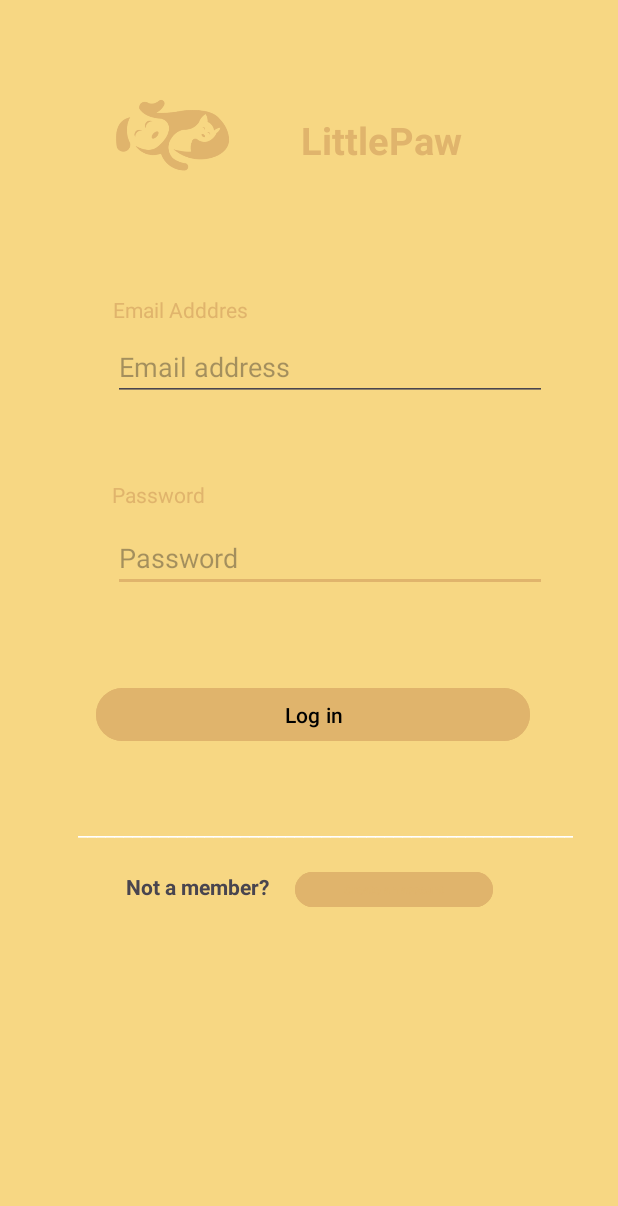
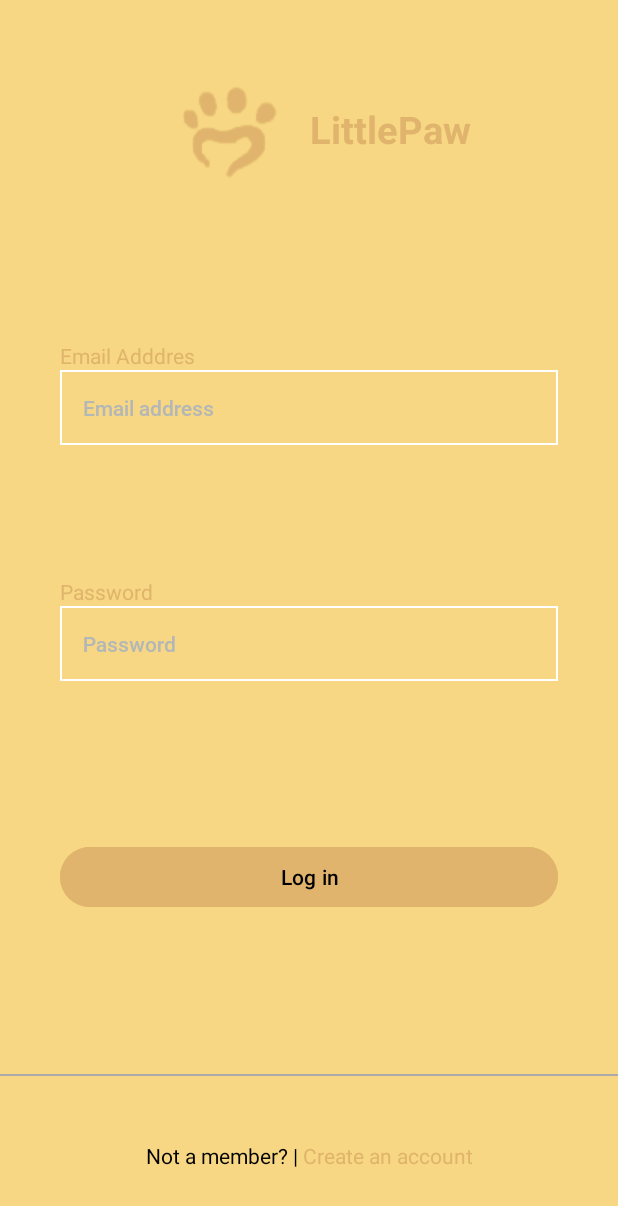
Before and after one commit to Little-Paw/Little-Paw, an Android app: the LoginActivity screen opened directly, with no data from a screen before it, on a phone screen of 412 x 824 dp. Shown: the top 1206 px of the screen. Run offline under Robolectric (Android 15) with nearby library versions, the phone set to English and light mode, and no system bars.

Commit message:
Fixed LoginActivity design

```diff
--- a/app/src/main/java/com/upb/littlepaw/LoginActivity.kt
+++ b/app/src/main/java/com/upb/littlepaw/LoginActivity.kt
@@ -14,7 +14,7 @@ class LoginActivity : AppCompatActivity() {
         binding = ActivityLoginBinding.inflate(layoutInflater)
         setContentView(binding.root)
 
-        binding.button.setOnClickListener {
+        binding.buttonLoginScreen.setOnClickListener {
             val intent = Intent(this, HomeActivity::class.java)
             startActivity(intent)
         }
--- a/app/src/main/res/layout/activity_login.xml
+++ b/app/src/main/res/layout/activity_login.xml
@@ -8,132 +8,137 @@
     tools:context=".LoginActivity">
 
     <ImageView
-        android:id="@+id/imageView3"
+        android:id="@+id/appIconLoginScreen"
         android:layout_width="108dp"
         android:layout_height="108dp"
-        android:layout_marginStart="64dp"
-        app:layout_constraintBottom_toBottomOf="parent"
+        android:layout_marginTop="32dp"
+        app:layout_constraintEnd_toStartOf="@+id/littlePawTitleLoginScreen"
+        app:layout_constraintHorizontal_chainStyle="packed"
         app:layout_constraintStart_toStartOf="parent"
         app:layout_constraintTop_toTopOf="parent"
         app:layout_constraintVertical_bias="0.047"
-        app:srcCompat="@drawable/logo"
+        app:srcCompat="@drawable/paw"
         app:tint="@color/secondary" />
 
     <TextView
-        android:id="@+id/textView"
+        android:id="@+id/littlePawTitleLoginScreen"
         android:layout_width="wrap_content"
         android:layout_height="wrap_content"
-        android:layout_marginTop="76dp"
+        android:layout_marginTop="32dp"
         android:text="LittlePaw"
         android:textColor="@color/secondary"
         android:textSize="25sp"
         android:textStyle="bold"
+        app:layout_constraintBottom_toBottomOf="@+id/appIconLoginScreen"
         app:layout_constraintEnd_toEndOf="parent"
-        app:layout_constraintHorizontal_bias="0.216"
-        app:layout_constraintStart_toEndOf="@+id/imageView3"
+        app:layout_constraintStart_toEndOf="@+id/appIconLoginScreen"
         app:layout_constraintTop_toTopOf="parent" />
 
     <EditText
-        android:id="@+id/editTextTextEmailAddress2"
-        android:layout_width="289dp"
-        android:layout_height="43dp"
-        android:layout_marginTop="84dp"
+        android:id="@+id/editTextPasswordRegister"
+        android:layout_width="0dp"
+        android:layout_height="wrap_content"
+        android:layout_marginHorizontal="40dp"
+
+        android:background="@drawable/border"
         android:ems="10"
+        android:fontFamily="@font/roboto_medium"
         android:hint="@string/prompt_password"
-        android:inputType="textEmailAddress"
-        android:textColor="#B7C4C4"
+        android:inputType="textPassword"
+        android:padding="15dp"
+        android:text=""
+        android:textColorHint="#B3B7B7"
+        android:textSize="14sp"
+        app:layout_constraintBottom_toTopOf="@id/buttonLoginScreen"
         app:layout_constraintEnd_toEndOf="parent"
-        app:layout_constraintHorizontal_bias="0.614"
         app:layout_constraintStart_toStartOf="parent"
-        app:layout_constraintTop_toBottomOf="@+id/editTextTextEmailAddress" />
+        app:layout_constraintTop_toBottomOf="@+id/editTextEmailAddressLogin" />
 
     <TextView
-        android:id="@+id/textView5"
+        android:id="@+id/passwordHintLoginScreen"
         android:layout_width="wrap_content"
         android:layout_height="wrap_content"
-        android:layout_marginBottom="12dp"
         android:text="Password"
         android:textColor="@color/secondary"
-        app:layout_constraintBottom_toTopOf="@+id/editTextTextEmailAddress2"
-        app:layout_constraintEnd_toEndOf="parent"
-        app:layout_constraintHorizontal_bias="0.214"
-        app:layout_constraintStart_toStartOf="parent" />
+        app:layout_constraintBottom_toTopOf="@+id/editTextPasswordRegister"
+        app:layout_constraintStart_toStartOf="@+id/editTextPasswordRegister" />
 
     <TextView
-        android:id="@+id/textView2"
+        android:id="@+id/emailHintLoginScreen"
         android:layout_width="wrap_content"
         android:layout_height="wrap_content"
-        android:layout_marginBottom="8dp"
         android:text="Email Adddres"
         android:textColor="@color/secondary"
-        app:layout_constraintBottom_toTopOf="@+id/editTextTextEmailAddress"
+
+        app:layout_constraintBottom_toTopOf="@+id/editTextEmailAddressLogin"
+        app:layout_constraintStart_toStartOf="@+id/editTextEmailAddressLogin" />
+
+    <TextView
+        android:id="@+id/notAMemberTextLoginScreen"
+        android:layout_width="wrap_content"
+        android:layout_height="wrap_content"
+        android:text="Not a member? |"
+        android:textColor="@color/black"
+        app:layout_constraintBottom_toBottomOf="parent"
+        app:layout_constraintEnd_toStartOf="@id/createAccountTextLoginScreen"
+        app:layout_constraintHorizontal_chainStyle="packed"
+        app:layout_constraintStart_toStartOf="parent"
+        app:layout_constraintTop_toBottomOf="@+id/dividerLogin" />
+
+    <TextView
+        android:id="@+id/createAccountTextLoginScreen"
+        android:layout_width="wrap_content"
+        android:layout_height="wrap_content"
+        android:text=" Create an account"
+        android:textColor="@color/secondary"
+        app:layout_constraintBottom_toBottomOf="parent"
         app:layout_constraintEnd_toEndOf="parent"
-        app:layout_constraintHorizontal_bias="0.234"
-        app:layout_constraintStart_toStartOf="parent" />
+        app:layout_constraintStart_toEndOf="@+id/notAMemberTextLoginScreen"
+        app:layout_constraintTop_toBottomOf="@+id/dividerLogin" />
 
     <EditText
-        android:id="@+id/editTextTextEmailAddress"
-        android:layout_width="289dp"
-        android:layout_height="43dp"
-        android:layout_marginTop="224dp"
+        android:id="@+id/editTextEmailAddressLogin"
+        android:layout_width="0dp"
+        android:layout_height="wrap_content"
+        android:layout_marginHorizontal="40dp"
+        android:background="@drawable/border"
         android:ems="10"
+        android:fontFamily="@font/roboto_medium"
         android:hint="@string/prompt_email"
         android:inputType="textEmailAddress"
-        android:textColor="#B7C4C4"
+        android:padding="15dp"
+        android:text=""
+        android:textColorHint="#B3B7B7"
+        android:textSize="14sp"
+        app:layout_constraintBottom_toTopOf="@id/editTextPasswordRegister"
         app:layout_constraintEnd_toEndOf="parent"
-        app:layout_constraintHorizontal_bias="0.614"
         app:layout_constraintStart_toStartOf="parent"
-        app:layout_constraintTop_toTopOf="parent" />
+        app:layout_constraintTop_toBottomOf="@+id/appIconLoginScreen"
+        app:layout_constraintVertical_chainStyle="spread" />
 
     <Button
-        android:id="@+id/button"
-        android:layout_width="289dp"
-        android:layout_height="43dp"
-        android:layout_marginTop="60dp"
+        android:id="@+id/buttonLoginScreen"
+        android:layout_width="0dp"
+        android:layout_height="wrap_content"
+        android:layout_marginHorizontal="40dp"
         android:backgroundTint="@color/secondary"
         android:text="Log in"
         android:textColor="@color/black"
+        app:layout_constraintBottom_toTopOf="@+id/dividerLogin"
         app:layout_constraintEnd_toEndOf="parent"
-        app:layout_constraintHorizontal_bias="0.524"
         app:layout_constraintStart_toStartOf="parent"
-        app:layout_constraintTop_toBottomOf="@+id/editTextTextEmailAddress2" />
+        app:layout_constraintTop_toBottomOf="@+id/editTextPasswordRegister"
+        />
 
-    <Button
-        android:id="@+id/registerButton"
-        android:layout_width="132dp"
-        android:layout_height="31dp"
-        android:layout_marginTop="16dp"
-        android:backgroundTint="@color/secondary"
-        android:text="Create an account"
-        android:textColor="@color/secondary"
-        android:textSize="8sp"
-        android:textStyle="bold"
+    <View
+        android:id="@+id/dividerLogin"
+        android:layout_width="match_parent"
+        android:layout_height="1dp"
+        android:background="@android:color/darker_gray"
+        app:layout_constraintBottom_toBottomOf="parent"
         app:layout_constraintEnd_toEndOf="parent"
-        app:layout_constraintHorizontal_bias="0.141"
-        app:layout_constraintStart_toEndOf="@+id/textView7"
-        app:layout_constraintTop_toBottomOf="@+id/textView6" />
+        app:layout_constraintStart_toStartOf="parent"
+        app:layout_constraintTop_toBottomOf="@+id/buttonLoginScreen" />
 
-    <TextView
-        android:id="@+id/textView6"
-        android:layout_width="wrap_content"
-        android:layout_height="wrap_content"
-        android:layout_marginTop="44dp"
-        android:text="_______________________________________________________"
-        android:textColor="@color/white"
-        app:layout_constraintEnd_toEndOf="parent"
-        app:layout_constraintHorizontal_bias="0.636"
-        app:layout_constraintStart_toStartOf="parent"
-        app:layout_constraintTop_toBottomOf="@+id/button" />
-
-    <TextView
-        android:id="@+id/textView7"
-        android:layout_width="wrap_content"
-        android:layout_height="wrap_content"
-        android:layout_marginStart="84dp"
-        android:layout_marginTop="20dp"
-        android:text="Not a member? "
-        android:textStyle="bold"
-        app:layout_constraintStart_toStartOf="parent"
-        app:layout_constraintTop_toBottomOf="@+id/textView6" />
 
 </androidx.constraintlayout.widget.ConstraintLayout>
```
